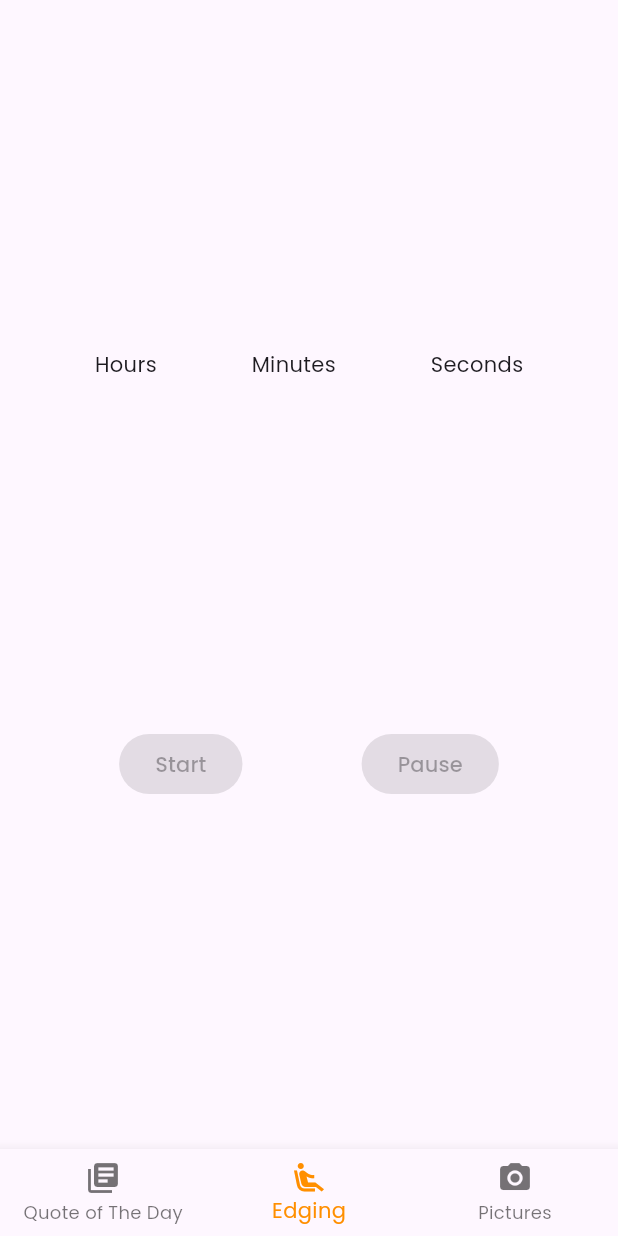
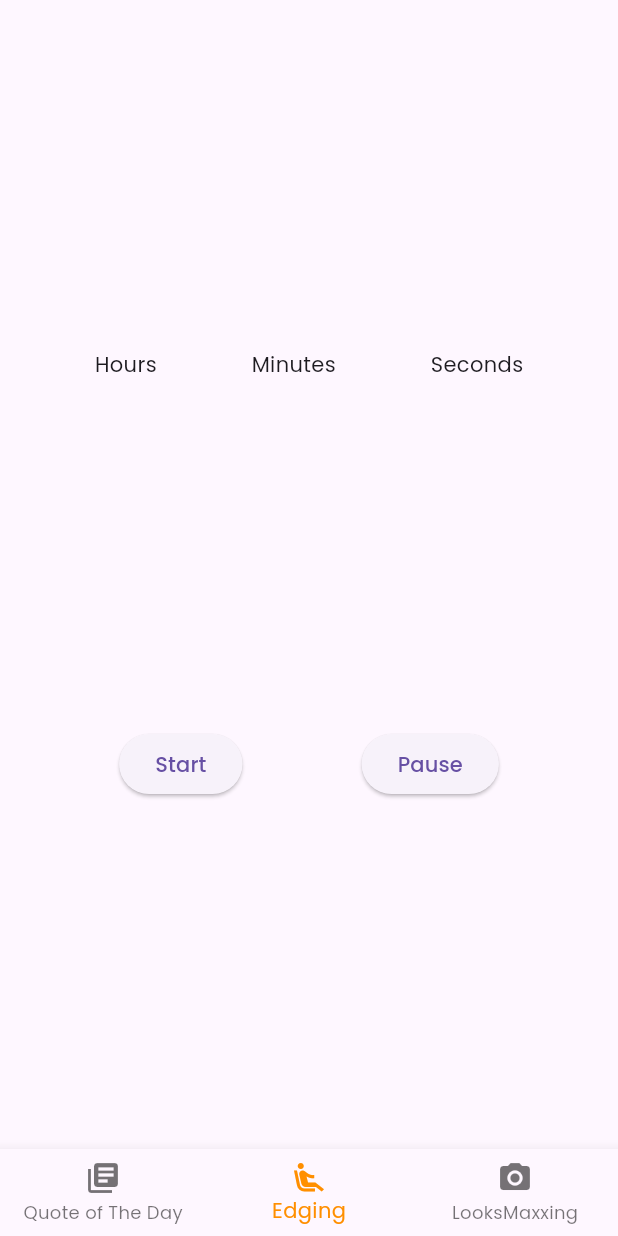
Before and after one commit to Sherwin-W/WebMaxxing, a Flutter app: the screen it shows after launch, swiped to page 2, on a phone screen of 412 x 824 dp. Run offline on Flutter 3.47's test engine with Material 3 defaults, Android fonts, the phone set to English and light mode, and no system bars; our stand-ins replace flutter_svg.

Commit message:
Adding edge widget

```diff
--- a/first_flutter_app/lib/pages/split.dart
+++ b/first_flutter_app/lib/pages/split.dart
@@ -1,5 +1,6 @@
 import 'package:flutter/material.dart';
 import 'package:first_flutter_app/widgets/quotes.dart';
+import 'package:first_flutter_app/widgets/edge.dart';
 
 class SplitPage extends StatefulWidget {
   const SplitPage({super.key});
@@ -30,31 +31,9 @@ class _SplitPageState extends State<SplitPage> {
             _selectedIndex = index;
           });
         },
-        children: const <Widget>[
+        children: <Widget>[
           QuotesWidget(), // Use QuotesWidget here
-          Center(
-            child: Column(
-              mainAxisAlignment: MainAxisAlignment.spaceEvenly,
-              children: <Widget>[
-                Row(
-                  mainAxisAlignment: MainAxisAlignment.spaceEvenly,
-                  children: <Widget>[
-                    Text('Hours'),
-                    Text('Minutes'),
-                    Text('Seconds'),
-                  ],
-                ),
-                Row(
-                  mainAxisAlignment: MainAxisAlignment.spaceEvenly,
-                  children: <Widget>[
-                    ElevatedButton(onPressed: null, child: Text('Start')),
-                    ElevatedButton(onPressed: null, child: Text('Pause')),
-                  ],
-                )
-                ],
-
-            ),
-          ),
+          EdgeWidget(),
           Center(child: Text('Page 3')),
         ],
       ),
@@ -70,7 +49,7 @@ class _SplitPageState extends State<SplitPage> {
           ),
           BottomNavigationBarItem(
             icon: Icon(Icons.camera_alt),
-            label: 'Pictures',
+            label: 'LooksMaxxing',
           ),
         ],
         currentIndex: _selectedIndex,
--- /dev/null
+++ b/first_flutter_app/lib/widgets/edge.dart
@@ -0,0 +1,38 @@
+import 'package:flutter/material.dart';
+
+class EdgeWidget extends StatefulWidget {
+  @override
+  _EdgeWidgetState createState() => _EdgeWidgetState();
+}
+
+class _EdgeWidgetState extends State<EdgeWidget> {
+  @override
+  Widget build(BuildContext context) {
+    return Center(
+      child: Column(
+        mainAxisAlignment: MainAxisAlignment.spaceEvenly,
+        children: <Widget>[
+          Row(
+            mainAxisAlignment: MainAxisAlignment.spaceEvenly,
+            children: <Widget>[
+              Text('Hours'),
+              Text('Minutes'),
+              Text('Seconds'),
+            ],
+          ),
+          Row(
+            mainAxisAlignment: MainAxisAlignment.spaceEvenly,
+            children: <Widget>[
+              ElevatedButton(onPressed: () {
+                // Implement start functionality
+              }, child: Text('Start')),
+              ElevatedButton(onPressed: () {
+                // Implement pause functionality
+              }, child: Text('Pause')),
+            ],
+          )
+        ],
+      ),
+    );
+  }
+}
```
